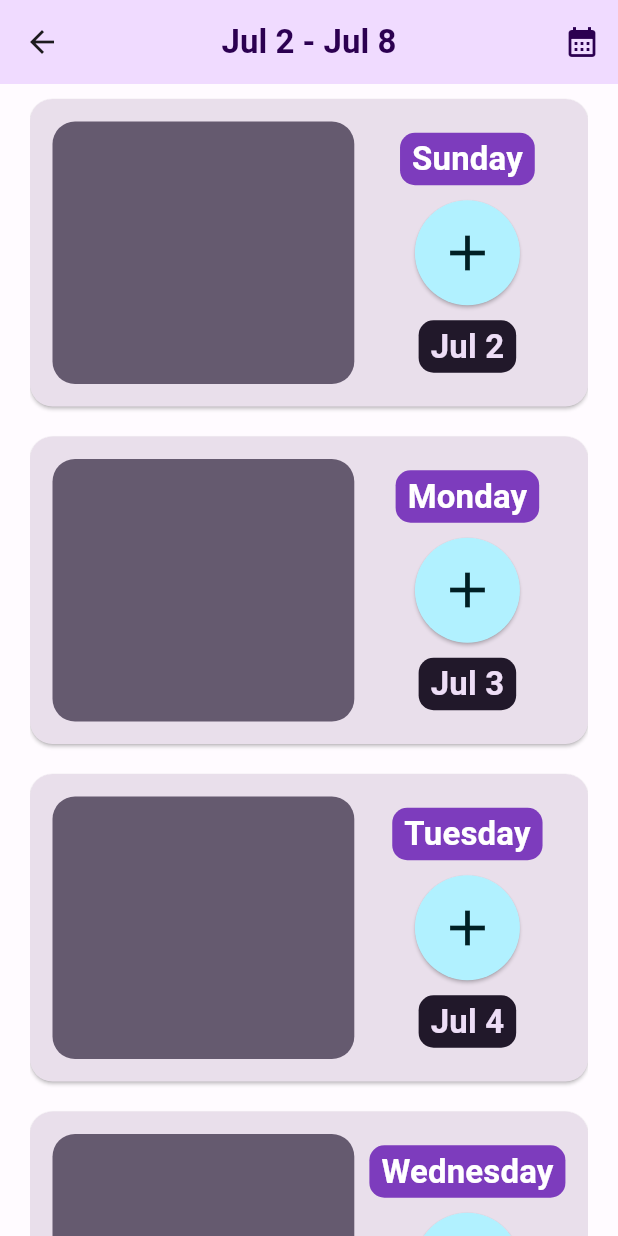
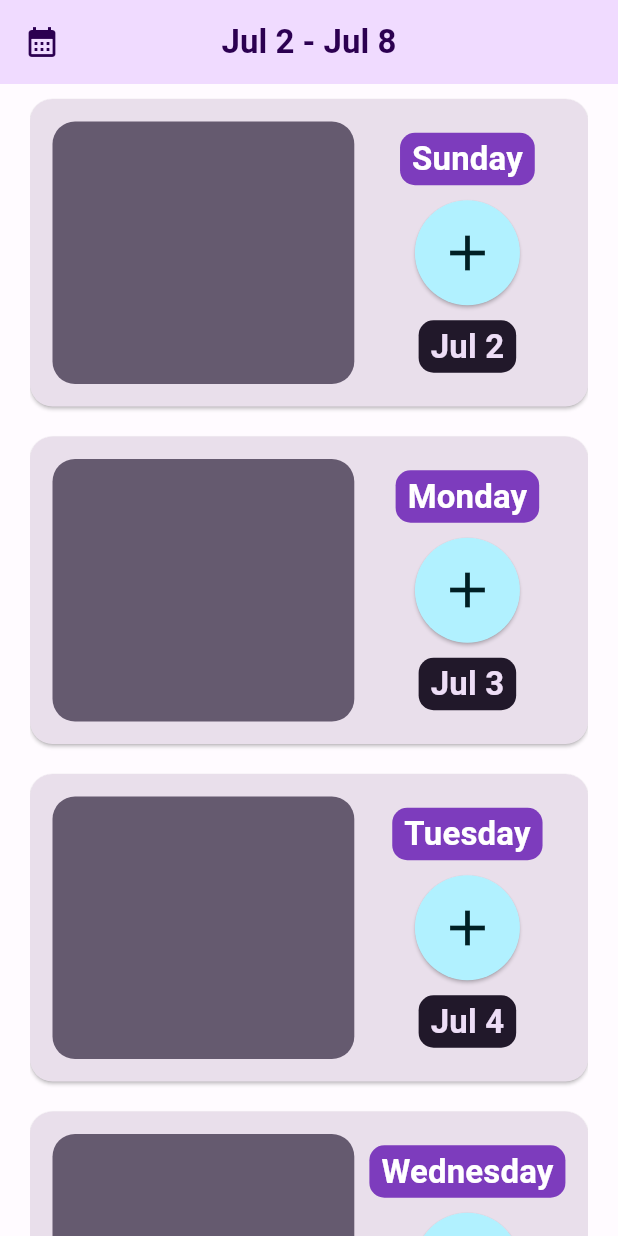
Before and after one commit to jasonly027/DisWeek, a Flutter app: the WeekViewScreen screen opened directly with empty values, on a phone screen of 412 x 824 dp. Run offline on Flutter 3.47's test engine with Material 2 defaults, Android fonts, the light colour scheme and no system bars; our stand-ins replace flutter_colorpicker, flutter_local_notifications, flutter_timezone, rxdart, sqflite, timezone; missing offline and left inert: flutter_date_pickers; accounts and stored records are empty.

Commit message:
Reordered imports

```diff
--- a/lib/screens/main.dart
+++ b/lib/screens/main.dart
@@ -1,6 +1,6 @@
-import 'package:dis_week/screens/daily_view/daily_view.dart';
 import 'package:flutter/material.dart';
 import '../config/color_schemes.g.dart';
+import 'package:dis_week/screens/daily_view/daily_view.dart';
 
 void main() async {
   runApp(const DisWeek());
--- a/lib/screens/task_view/task_view.dart
+++ b/lib/screens/task_view/task_view.dart
@@ -1,7 +1,7 @@
+import 'package:flutter/material.dart';
 import 'package:dis_week/utils/Task.dart';
+import '../../utils/Tag.dart';
 import 'package:dis_week/utils/database/taskOperations.dart';
-import 'package:flutter/material.dart';
-import '../../utils/Tag.dart';
 import 'widgets/widgets.dart';
 
 class TaskViewScreen extends StatefulWidget {
--- a/lib/screens/task_view/widgets/dueButton.dart
+++ b/lib/screens/task_view/widgets/dueButton.dart
@@ -1,9 +1,9 @@
+import 'package:flutter/material.dart';
 import 'package:dis_week/utils/Notifications.dart';
 import 'package:dis_week/utils/database/taskOperations.dart';
-import 'package:flutter/material.dart';
-import 'package:intl/intl.dart';
 import '../../../utils/Task.dart';
 import 'header.dart';
+import 'package:intl/intl.dart';
 
 class DueButton extends StatefulWidget {
   const DueButton({
--- a/lib/screens/week_view/week_view.dart
+++ b/lib/screens/week_view/week_view.dart
@@ -48,8 +48,7 @@ class _WeekViewScreenState extends State<WeekViewScreen> {
               color: theme.onPrimaryContainer, fontWeight: FontWeight.bold),
         ),
         centerTitle: true,
-        actions: <Widget>[
-          IconButton(
+        leading: IconButton(
             onPressed: () {
               WeekPickerDialog(
                   context: context,
@@ -58,7 +57,6 @@ class _WeekViewScreenState extends State<WeekViewScreen> {
             },
             color: theme.onPrimaryContainer,
             icon: const Icon(Icons.calendar_month)),
-        ],
       ),
       body: Container(
         margin: const EdgeInsets.symmetric(horizontal: 20),
--- /dev/null
+++ b/lib/utils/Screens.dart
@@ -0,0 +1,3 @@
+export 'package:dis_week/screens/daily_view/daily_view.dart';
+export 'package:dis_week/screens/task_view/task_view.dart';
+export 'package:dis_week/screens/week_view/week_view.dart';
--- a/lib/utils/Tag.dart
+++ b/lib/utils/Tag.dart
@@ -46,4 +46,27 @@ class Tag {
   bool equals(Tag other) {
     return id == other.id;
   }
+
+  static const List<Color> tagColors = [
+    Colors.redAccent,
+    Colors.deepOrangeAccent,
+    Colors.amber,
+    Colors.lightGreenAccent,
+    Colors.lightGreen,
+    Colors.green,
+    Colors.greenAccent,
+    Colors.cyan,
+    Colors.lightBlueAccent,
+    Colors.lightBlue,
+    Colors.blueGrey,
+    Colors.indigo,
+    Colors.deepPurple,
+    Colors.purple,
+    Colors.pinkAccent,
+    Colors.pink,
+    Colors.brown,
+    Colors.black,
+    Colors.grey,
+    Colors.white,
+  ];
 }
--- a/lib/utils/Utils.dart
+++ b/lib/utils/Utils.dart
@@ -8,3 +8,7 @@ export 'Check.dart';
 export 'database/Database.dart';
 export 'database/taskOperations.dart';
 export 'database/tagOperations.dart';
+
+
+
+export 'weekPickerDialog.dart';
```
Also changed, not shown: lib/screens/daily_view/daily_view.dart (+19 -17 lines), lib/screens/daily_view/widgets/progressButton.dart (+13 -8 lines), lib/screens/task_view/widgets/tagsList/tagsList.dart (+2 -31 lines), 1 other file. Lines whose indentation alone changed are shown as unchanged.
